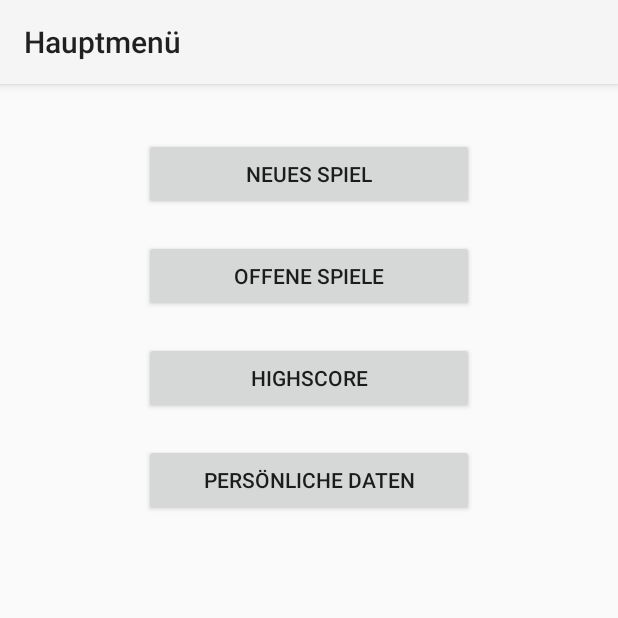
After one commit to QuizduellApp/BraunschweigerMedientageQuiz, an Android app: the MainMenuActivity screen opened directly, with no data from a screen before it, on a phone screen of 412 x 824 dp, the top half of it. The commit adds this screen. Run offline under Robolectric (Android 15) with nearby library versions, the light colour scheme and no system bars.

Commit message:
Hauptmenü hinzugefügt. Ebenso Activities für neues Spiel, offene Spiele, Highscore, persönliche Daten (leer)

```diff
--- a/app/src/main/java/de/braunschweig/braunschweigermedientagequiz/MainActivity.java
+++ b/app/src/main/java/de/braunschweig/braunschweigermedientagequiz/MainActivity.java
@@ -68,7 +68,7 @@ public class MainActivity extends Activity {
 
 
                Intent myIntent = new Intent(view.getContext(),
-                        Registrieren.class); //TODO Main Menu angeben
+                        MainMenuActivity.class);
                 startActivityForResult(myIntent, 0);
                 }
             }
--- /dev/null
+++ b/app/src/main/java/de/braunschweig/braunschweigermedientagequiz/MainMenuActivity.java
@@ -0,0 +1,63 @@
+package de.braunschweig.braunschweigermedientagequiz;
+
+import android.app.Activity;
+import android.content.Intent;
+import android.os.Bundle;
+import android.view.View;
+import android.widget.Button;
+
+/**
+ * Created by Christian on 22.11.2014.
+ */
+public class MainMenuActivity extends Activity {
+    @Override
+    protected void onCreate(Bundle savedInstanceState) {
+        super.onCreate(savedInstanceState);
+        setContentView(R.layout.activity_mainmenu);
+
+        setNeuesSpielButtonClickListener();
+        setOffeneSpieleButtonClickListener();
+        setHighscoreButtonClickListener();
+        setPersDatenButtonClickListener();
+    }
+
+    private void setNeuesSpielButtonClickListener() {
+        Button neuesSpiel = (Button) findViewById(R.id.buttonNeuesSpiel);
+        neuesSpiel.setOnClickListener(new View.OnClickListener() {
+            public void onClick(View v) {
+                Intent myIntent = new Intent(v.getContext(), NeuesSpielActivity.class);
+                startActivityForResult(myIntent, 0);
+            }
+        });
+    }
+
+    private void setOffeneSpieleButtonClickListener() {
+        Button offeneSpiele = (Button) findViewById(R.id.buttonOffeneSpiele);
+        offeneSpiele.setOnClickListener(new View.OnClickListener() {
+            public void onClick(View v) {
+                Intent myIntent = new Intent(v.getContext(), OffeneSpieleActivity.class);
+                startActivityForResult(myIntent, 0);
+            }
+        });
+    }
+
+    private void setHighscoreButtonClickListener() {
+        Button highscore = (Button) findViewById(R.id.buttonHighscore);
+        highscore.setOnClickListener(new View.OnClickListener() {
+            public void onClick(View v) {
+                Intent myIntent = new Intent(v.getContext(), HighscoreActivity.class);
+                startActivityForResult(myIntent, 0);
+            }
+        });
+    }
+
+    private void setPersDatenButtonClickListener() {
+        Button persDaten = (Button) findViewById(R.id.buttonPersDaten);
+        persDaten.setOnClickListener(new View.OnClickListener() {
+            public void onClick(View v) {
+                Intent myIntent = new Intent(v.getContext(), PersDatenActivity.class);
+                startActivityForResult(myIntent, 0);
+            }
+        });
+    }
+}
--- /dev/null
+++ b/app/src/main/res/layout/activity_mainmenu.xml
@@ -0,0 +1,44 @@
+<RelativeLayout xmlns:android="http://schemas.android.com/apk/res/android"
+    xmlns:tools="http://schemas.android.com/tools" android:layout_width="match_parent"
+    android:layout_height="match_parent" android:paddingLeft="@dimen/activity_horizontal_margin"
+    android:paddingRight="@dimen/activity_horizontal_margin"
+    android:paddingTop="@dimen/activity_vertical_margin"
+    android:paddingBottom="@dimen/activity_vertical_margin">
+
+    <Button
+        android:layout_width="@dimen/button_width"
+        android:layout_height="wrap_content"
+        android:text="@string/button_neuesSpiel"
+        android:id="@+id/buttonNeuesSpiel"
+        android:layout_alignParentTop="true"
+        android:layout_centerHorizontal="true"
+        android:layout_marginTop="20dp" />
+
+    <Button
+        android:layout_width="@dimen/button_width"
+        android:layout_height="wrap_content"
+        android:text="@string/button_offeneSpiele"
+        android:id="@+id/buttonOffeneSpiele"
+        android:layout_below="@+id/buttonNeuesSpiel"
+        android:layout_centerHorizontal="true"
+        android:layout_marginTop="20dp" />
+
+    <Button
+        android:layout_width="@dimen/button_width"
+        android:layout_height="wrap_content"
+        android:text="@string/button_highscore"
+        android:id="@+id/buttonHighscore"
+        android:layout_below="@+id/buttonOffeneSpiele"
+        android:layout_centerHorizontal="true"
+        android:layout_marginTop="20dp" />
+
+    <Button
+        android:layout_width="@dimen/button_width"
+        android:layout_height="wrap_content"
+        android:text="@string/button_persDaten"
+        android:id="@+id/buttonPersDaten"
+        android:layout_below="@+id/buttonHighscore"
+        android:layout_centerHorizontal="true"
+        android:layout_marginTop="20dp" />
+
+</RelativeLayout>
--- a/app/src/main/res/layout/activity_registrieren.xml
+++ b/app/src/main/res/layout/activity_registrieren.xml
@@ -1,7 +1,8 @@
 <?xml version="1.0" encoding="utf-8"?>
 <LinearLayout xmlns:android="http://schemas.android.com/apk/res/android"
     android:orientation="vertical" android:layout_width="match_parent"
-    android:layout_height="match_parent">
+    android:layout_height="match_parent"
+    android:paddingTop="@dimen/activity_vertical_margin">
 
 
     <EditText
--- a/app/src/main/res/values/dimens.xml
+++ b/app/src/main/res/values/dimens.xml
@@ -2,4 +2,5 @@
     <!-- Default screen margins, per the Android Design guidelines. -->
     <dimen name="activity_horizontal_margin">16dp</dimen>
     <dimen name="activity_vertical_margin">16dp</dimen>
+    <dimen name="button_width">220dp</dimen>
 </resources>
--- a/app/src/main/res/values/strings.xml
+++ b/app/src/main/res/values/strings.xml
@@ -17,5 +17,24 @@
     <string name="edit_text_password_again">Passwort wiederholen</string>
     <string name="edit_text_e_mail">Email</string>
 
+    <!--MainMenuActivity.class -->
+    <string name="title_activity_mainmenu">Hauptmenü</string>
+    <string name="button_neuesSpiel">Neues Spiel</string>
+    <string name="button_offeneSpiele">Offene Spiele</string>
+    <string name="button_highscore">Highscore</string>
+    <string name="button_persDaten">Persönliche Daten</string>
+
+    <!--PersDatenActivity.class -->
+    <string name="title_activity_persdaten">Persönliche Daten</string>
+    <string name="button_datenAendern">Daten ändern</string>
+
+    <!--NeuesSpielActivity.class -->
+    <string name="title_activity_neuesspiel">Neues Spiel</string>
+
+    <!--OffeneSpieleActivity.class -->
+    <string name="title_activity_offenespiele">Offene Spiele</string>
+
+    <!--HighscoreActivity.class -->
+    <string name="title_activity_highscore">Highscore</string>
 
 </resources>
```
Also changed, not shown: app/src/main/AndroidManifest.xml (+20 -0 lines), app/src/main/java/de/braunschweig/braunschweigermedientagequiz/HighscoreActivity.java (added, +9 -0 lines), app/src/main/java/de/braunschweig/braunschweigermedientagequiz/NeuesSpielActivity.java (added, +9 -0 lines), app/src/main/java/de/braunschweig/braunschweigermedientagequiz/OffeneSpieleActivity.java (added, +9 -0 lines), app/src/main/java/de/braunschweig/braunschweigermedientagequiz/PersDatenActivity.java (added, +30 -0 lines), app/src/main/res/layout/activity_pers_daten.xml (added, +78 -0 lines), 1 other file.
